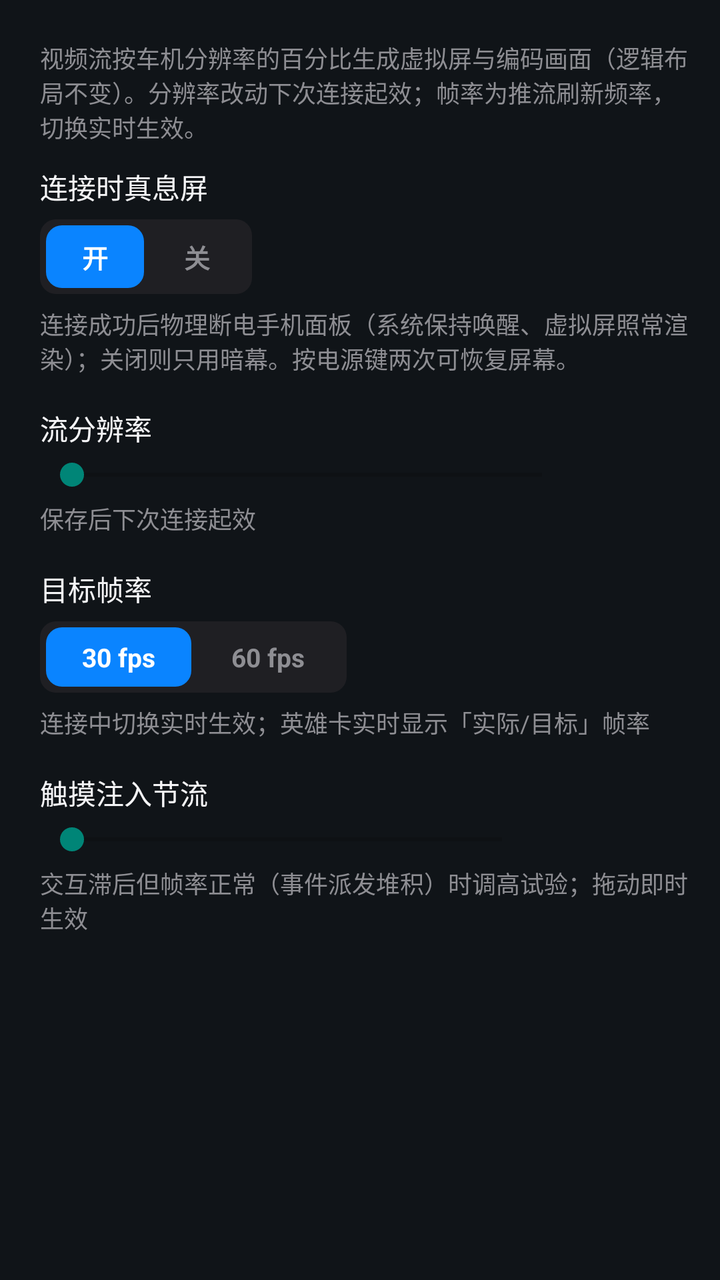
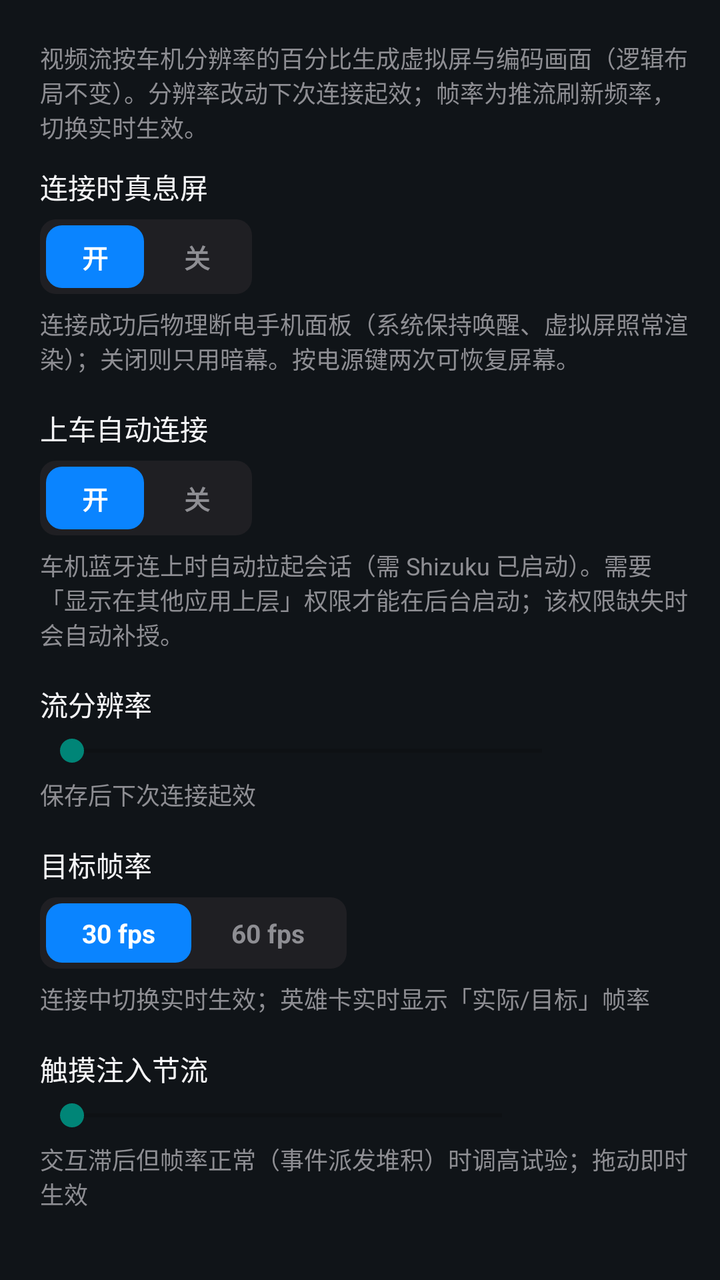

Two renders of the same Android screen: before a commit and after it. Below are the layout's source before the change and the commit's diff.
<!-- AndroidManifest.xml: application theme Theme.CarPlaySender -->
<!-- res/layout/fragment_panel_display.xml -->
<?xml version="1.0" encoding="utf-8"?>
<ScrollView xmlns:android="http://schemas.android.com/apk/res/android"
    android:layout_width="match_parent"
    android:layout_height="match_parent"
    android:fillViewport="true"
    android:scrollbars="none">

    <LinearLayout
        android:layout_width="match_parent"
        android:layout_height="wrap_content"
        android:orientation="vertical"
        android:paddingLeft="20dp"
        android:paddingTop="14dp"
        android:paddingRight="13dp"
        android:paddingBottom="10dp">

        <TextView
            android:layout_width="match_parent"
            android:layout_height="wrap_content"
            android:layout_marginTop="6dp"
            android:layout_marginBottom="11dp"
            android:text="视频流按车机分辨率的百分比生成虚拟屏与编码画面（逻辑布局不变）。分辨率改动下次连接起效；帧率为推流刷新频率，切换实时生效。"
            android:textColor="#FF8E8E93"
            android:textSize="12sp" />

        <TextView
            android:layout_width="wrap_content"
            android:layout_height="wrap_content"
            android:text="连接时真息屏"
            android:textColor="#FFF5F5F7"
            android:textSize="14sp" />

        <LinearLayout
            android:layout_width="wrap_content"
            android:layout_height="wrap_content"
            android:layout_marginTop="6dp"
            android:background="@drawable/bg_segment"
            android:orientation="horizontal"
            android:padding="3dp">

            <TextView
                android:id="@+id/btnScreenOffOn"
                android:layout_width="wrap_content"
                android:layout_height="wrap_content"
                android:background="@drawable/bg_segment_sel"
                android:paddingLeft="18dp"
                android:paddingTop="6dp"
                android:paddingRight="18dp"
                android:paddingBottom="6dp"
                android:text="开"
                android:textColor="#FFFFFFFF"
                android:textSize="13sp"
                android:textStyle="bold" />

            <TextView
                android:id="@+id/btnScreenOffOff"
                android:layout_width="wrap_content"
                android:layout_height="wrap_content"
                android:layout_marginLeft="2dp"
                android:paddingLeft="18dp"
                android:paddingTop="6dp"
                android:paddingRight="18dp"
                android:paddingBottom="6dp"
                android:text="关"
                android:textColor="#FF8E8E93"
                android:textSize="13sp"
                android:textStyle="bold" />
        </LinearLayout>

        <TextView
            android:id="@+id/screenOffNote"
            android:layout_width="match_parent"
            android:layout_height="wrap_content"
            android:layout_marginTop="6dp"
            android:text="连接成功后物理断电手机面板（系统保持唤醒、虚拟屏照常渲染）；关闭则只用暗幕。按电源键两次可恢复屏幕。"
            android:textColor="#FF8E8E93"
            android:textSize="12sp" />

        <TextView
            android:layout_width="wrap_content"
            android:layout_height="wrap_content"
            android:layout_marginTop="16dp"
            android:text="流分辨率"
            android:textColor="#FFF5F5F7"
            android:textSize="14sp" />

        <LinearLayout
            android:layout_width="match_parent"
            android:layout_height="wrap_content"
            android:layout_marginTop="4dp"
            android:gravity="center_vertical"
            android:orientation="horizontal">

            <SeekBar
                android:id="@+id/displayScaleSeek"
                android:layout_width="0dp"
                android:layout_height="wrap_content"
                android:layout_weight="1"
                android:max="26" />

            <TextView
                android:id="@+id/displayScaleValue"
                android:layout_width="52dp"
                android:layout_height="wrap_content"
                android:layout_marginLeft="8dp"
                android:gravity="right"
                android:textColor="#FF8E8E93"
                android:textSize="12sp" />
        </LinearLayout>

        <TextView
            android:id="@+id/displayScaleNote"
            android:layout_width="match_parent"
            android:layout_height="wrap_content"
            android:layout_marginTop="4dp"
            android:text="保存后下次连接起效"
            android:textColor="#FF8E8E93"
            android:textSize="12sp" />

        <TextView
            android:layout_width="wrap_content"
            android:layout_height="wrap_content"
            android:layout_marginTop="16dp"
            android:text="目标帧率"
            android:textColor="#FFF5F5F7"
            android:textSize="14sp" />

        <LinearLayout
            android:layout_width="wrap_content"
            android:layout_height="wrap_content"
            android:layout_marginTop="6dp"
            android:background="@drawable/bg_segment"
            android:orientation="horizontal"
            android:padding="3dp">

            <TextView
                android:id="@+id/btnFps30"
                android:layout_width="wrap_content"
                android:layout_height="wrap_content"
                android:background="@drawable/bg_segment_sel"
                android:paddingLeft="18dp"
                android:paddingTop="6dp"
                android:paddingRight="18dp"
                android:paddingBottom="6dp"
                android:text="30 fps"
                android:textColor="#FFFFFFFF"
                android:textSize="13sp"
                android:textStyle="bold" />

            <TextView
                android:id="@+id/btnFps60"
                android:layout_width="wrap_content"
                android:layout_height="wrap_content"
                android:layout_marginLeft="2dp"
                android:paddingLeft="18dp"
                android:paddingTop="6dp"
                android:paddingRight="18dp"
                android:paddingBottom="6dp"
                android:text="60 fps"
                android:textColor="#FF8E8E93"
                android:textSize="13sp"
                android:textStyle="bold" />
        </LinearLayout>

        <TextView
            android:layout_width="match_parent"
            android:layout_height="wrap_content"
            android:layout_marginTop="6dp"
            android:text="连接中切换实时生效；英雄卡实时显示「实际/目标」帧率"
            android:textColor="#FF8E8E93"
            android:textSize="12sp" />

        <TextView
            android:layout_width="wrap_content"
            android:layout_height="wrap_content"
            android:layout_marginTop="16dp"
            android:text="触摸注入节流"
            android:textColor="#FFF5F5F7"
            android:textSize="14sp" />

        <LinearLayout
            android:layout_width="match_parent"
            android:layout_height="wrap_content"
            android:layout_marginTop="4dp"
            android:gravity="center_vertical"
            android:orientation="horizontal">

            <SeekBar
                android:id="@+id/throttleSeek"
                android:layout_width="0dp"
                android:layout_height="wrap_content"
                android:layout_weight="1"
                android:max="6" />

            <TextView
                android:id="@+id/throttleValue"
                android:layout_width="72dp"
                android:layout_height="wrap_content"
                android:layout_marginLeft="8dp"
                android:gravity="right"
                android:textColor="#FF8E8E93"
                android:textSize="12sp" />
        </LinearLayout>

        <TextView
            android:layout_width="match_parent"
            android:layout_height="wrap_content"
            android:layout_marginTop="4dp"
            android:text="交互滞后但帧率正常（事件派发堆积）时调高试验；拖动即时生效"
            android:textColor="#FF8E8E93"
            android:textSize="12sp" />
    </LinearLayout>
</ScrollView>
<!-- resources referenced by this layout -->
<resources>
  <!-- drawable bg_segment (drawable) -->
  <?xml version="1.0" encoding="utf-8"?>
  <shape xmlns:android="http://schemas.android.com/apk/res/android"
      android:shape="rectangle">
      <solid android:color="#FF1F1F23" />
      <corners android:radius="8dp" />
  </shape>
  <!-- drawable bg_segment_sel (drawable) -->
  <?xml version="1.0" encoding="utf-8"?>
  <shape xmlns:android="http://schemas.android.com/apk/res/android"
      android:shape="rectangle">
      <solid android:color="#FF0A84FF" />
      <corners android:radius="8dp" />
  </shape>
  <style name="Theme.CarPlaySender" parent="Theme.AppCompat.DayNight.NoActionBar">
          <item name="android:statusBarColor">#000000</item>
          <item name="android:navigationBarColor">#000000</item>
          <item name="android:windowLightStatusBar">false</item>
          <item name="android:windowLightNavigationBar">false</item>
          <item name="android:colorBackground">#101418</item>
      </style>
</resources>

<!-- the commit's change to res/layout/fragment_panel_display.xml (unified diff, before → after) -->
@@ -80,6 +80,60 @@
             android:layout_width="wrap_content"
             android:layout_height="wrap_content"
             android:layout_marginTop="16dp"
+            android:text="上车自动连接"
+            android:textColor="#FFF5F5F7"
+            android:textSize="14sp" />
+
+        <LinearLayout
+            android:layout_width="wrap_content"
+            android:layout_height="wrap_content"
+            android:layout_marginTop="6dp"
+            android:background="@drawable/bg_segment"
+            android:orientation="horizontal"
+            android:padding="3dp">
+
+            <TextView
+                android:id="@+id/btnAutoConnectOn"
+                android:layout_width="wrap_content"
+                android:layout_height="wrap_content"
+                android:background="@drawable/bg_segment_sel"
+                android:paddingLeft="18dp"
+                android:paddingTop="6dp"
+                android:paddingRight="18dp"
+                android:paddingBottom="6dp"
+                android:text="开"
+                android:textColor="#FFFFFFFF"
+                android:textSize="13sp"
+                android:textStyle="bold" />
+
+            <TextView
+                android:id="@+id/btnAutoConnectOff"
+                android:layout_width="wrap_content"
+                android:layout_height="wrap_content"
+                android:layout_marginLeft="2dp"
+                android:paddingLeft="18dp"
+                android:paddingTop="6dp"
+                android:paddingRight="18dp"
+                android:paddingBottom="6dp"
+                android:text="关"
+                android:textColor="#FF8E8E93"
+                android:textSize="13sp"
+                android:textStyle="bold" />
+        </LinearLayout>
+
+        <TextView
+            android:id="@+id/autoConnectNote"
+            android:layout_width="match_parent"
+            android:layout_height="wrap_content"
+            android:layout_marginTop="6dp"
+            android:text="车机蓝牙连上时自动拉起会话（需 Shizuku 已启动）。需要「显示在其他应用上层」权限才能在后台启动；该权限缺失时会自动补授。"
+            android:textColor="#FF8E8E93"
+            android:textSize="12sp" />
+
+        <TextView
+            android:layout_width="wrap_content"
+            android:layout_height="wrap_content"
+            android:layout_marginTop="16dp"
             android:text="流分辨率"
             android:textColor="#FFF5F5F7"
             android:textSize="14sp" />
